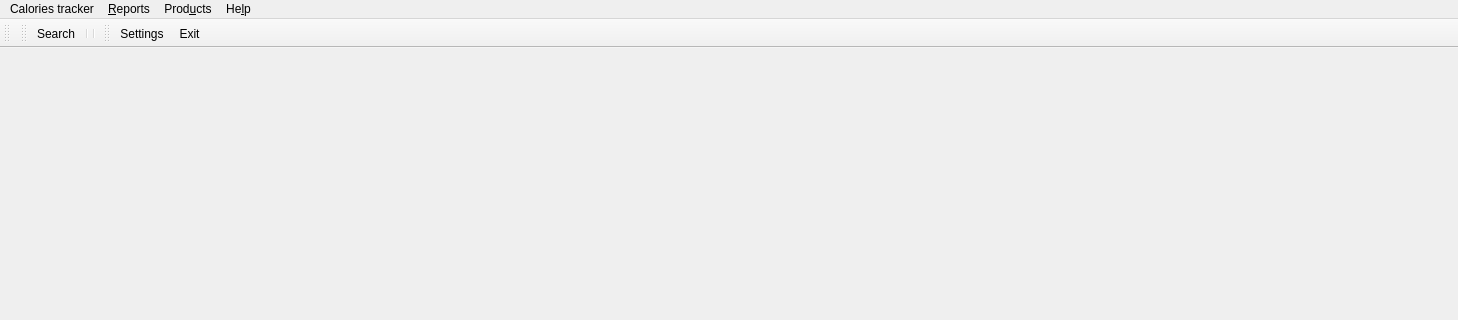
Qt form caloriestracker/ui/frmMain.ui (turulomio/caloriestracker) before a commit; both pictures show x 0 to 1458 and y 0 to 320 of the 1458 by 625 pixel window.
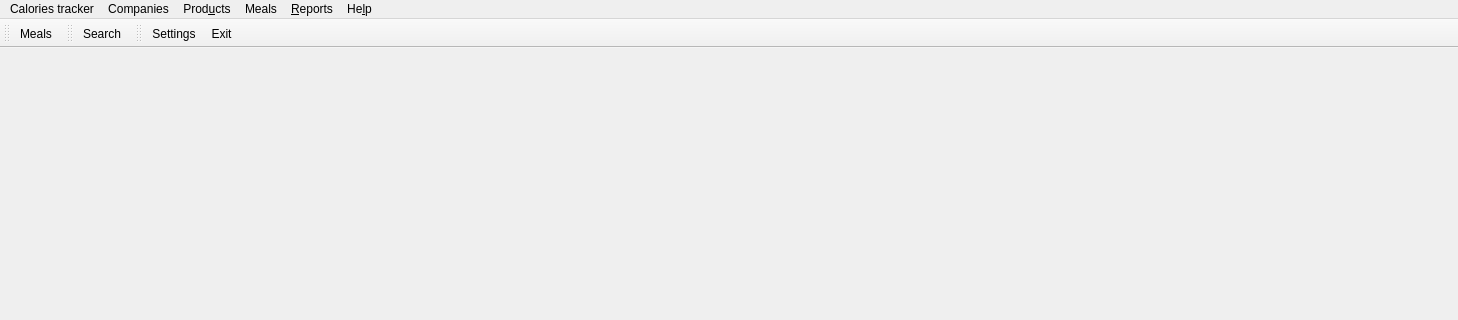
The same form after that commit. Icons and pictures are not drawn.

Commit message: List of meals working

What changed in the file:
```diff
--- a/caloriestracker/ui/frmMain.ui
+++ b/caloriestracker/ui/frmMain.ui
@@ -86,9 +86,22 @@
     <addaction name="actionSearch"/>
     <addaction name="separator"/>
    </widget>
+   <widget class="QMenu" name="menuMealss">
+    <property name="title">
+     <string>Meals</string>
+    </property>
+    <addaction name="actionMeals"/>
+   </widget>
+   <widget class="QMenu" name="menuCompanies">
+    <property name="title">
+     <string>Companies</string>
+    </property>
+   </widget>
    <addaction name="menuXulpymoney"/>
-   <addaction name="menuInformes"/>
+   <addaction name="menuCompanies"/>
    <addaction name="menuProducts"/>
+   <addaction name="menuMealss"/>
+   <addaction name="menuInformes"/>
    <addaction name="menuAyuda"/>
   </widget>
   <widget class="QToolBar" name="tbMain">
@@ -110,6 +123,7 @@
    <attribute name="toolBarBreak">
     <bool>false</bool>
    </attribute>
+   <addaction name="actionMeals"/>
   </widget>
   <widget class="QStatusBar" name="statusBar"/>
   <widget class="QToolBar" name="tbProducts">
@@ -129,8 +143,6 @@
     <bool>false</bool>
    </attribute>
    <addaction name="actionSearch"/>
-   <addaction name="separator"/>
-   <addaction name="separator"/>
   </widget>
   <widget class="QToolBar" name="tbSettings">
    <property name="windowTitle">
@@ -262,6 +274,18 @@
     <string>Curiosities</string>
    </property>
   </action>
+  <action name="actionMeals">
+   <property name="icon">
+    <iconset resource="../images/caloriestracker.qrc">
+     <normaloff>:/caloriestracker/meals.svg</normaloff>:/caloriestracker/meals.svg</iconset>
+   </property>
+   <property name="text">
+    <string>Meals</string>
+   </property>
+   <property name="toolTip">
+    <string>Meals</string>
+   </property>
+  </action>
  </widget>
  <resources>
   <include location="../images/caloriestracker.qrc"/>
```
Left out of the diff: 8 changed lines with no effect on the pictures. The commit also changes 11 other files.
